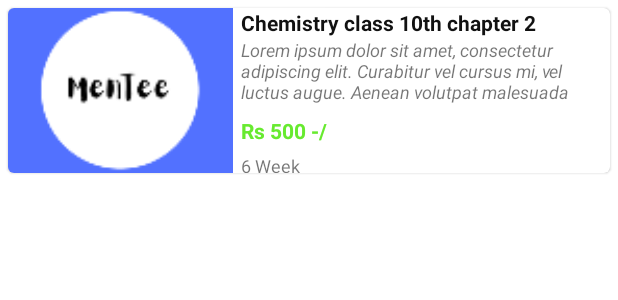
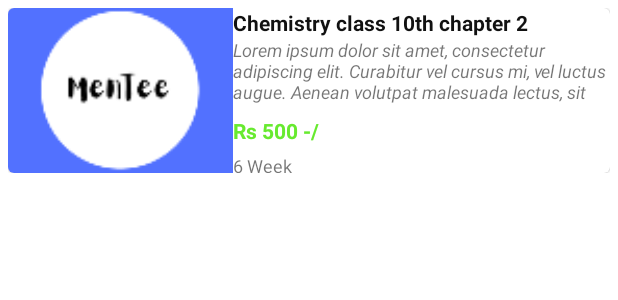
Before and after one commit to Shukla007/abhitech, an Android app: the layout recycleview_layout.xml on its own in the app's theme, with its tools: preview values and no code run, on a phone screen of 412 x 824 dp. Shown: the top 300 px of the screen. Run offline under Robolectric (Android 15) with nearby library versions, the phone set to English and light mode, and no system bars.

```diff
--- a/app/src/main/res/layout/recycleview_layout.xml
+++ b/app/src/main/res/layout/recycleview_layout.xml
@@ -1,72 +1,74 @@
 <?xml version="1.0" encoding="utf-8"?>
 <RelativeLayout xmlns:android="http://schemas.android.com/apk/res/android"
+    xmlns:app="http://schemas.android.com/apk/res-auto"
     android:layout_width="wrap_content"
     android:layout_height="wrap_content"
-    xmlns:app="http://schemas.android.com/apk/res-auto">
+    android:layout_margin="5dp">
 
     <com.google.android.material.card.MaterialCardView
         android:layout_width="match_parent"
-        app:cardCornerRadius="4dp"
-        android:layout_margin="5dp"
-        android:layout_height="110dp">
+        android:layout_height="110dp"
+        app:cardCornerRadius="4dp">
+
         <LinearLayout
             android:layout_width="match_parent"
             android:layout_height="match_parent">
+
             <ImageView
                 android:id="@+id/course_thumb"
+                android:layout_width="150dp"
+                android:layout_height="match_parent"
                 android:scaleType="centerCrop"
-            android:src="@mipmap/ic_launcher"
-            android:layout_width="150dp"
-            android:layout_height="match_parent"/>
+                android:src="@mipmap/ic_launcher" />
 
             <LinearLayout
                 android:layout_width="match_parent"
-            android:orientation="vertical"
-            android:layout_marginLeft="5dp"
-            android:layout_height="match_parent">
+                android:layout_height="match_parent"
+
+                android:orientation="vertical">
 
                 <TextView
                     android:id="@+id/courseTitle"
                     android:layout_width="wrap_content"
                     android:layout_height="wrap_content"
+                    android:text="Chemistry class 10th chapter 2"
+                    android:textColor="#111"
                     android:textSize="14dp"
-                android:textStyle="bold"
-                android:textColor="#111"
-                android:text="Chemistry class 10th chapter 2"/>
+                    android:textStyle="bold" />
 
                 <TextView
                     android:id="@+id/batchDis"
                     android:layout_width="wrap_content"
                     android:layout_height="wrap_content"
+                    android:maxLines="3"
+                    android:text="@string/dis"
                     android:textSize="12dp"
-                android:textStyle="italic"
-                android:maxLines="3"
-                android:text="@string/dis"/>
+                    android:textStyle="italic" />
 
                 <TextView
                     android:id="@+id/coursePrice"
                     android:layout_width="wrap_content"
                     android:layout_height="wrap_content"
+                    android:layout_marginTop="8dp"
+                    android:text="Rs 500 -/"
                     android:textColor="#67EA2F"
-                android:textStyle="bold"
-                android:layout_marginTop="8dp"
-                android:text="Rs 500 -/"/>
+                    android:textStyle="bold" />
 
                 <TextView
                     android:id="@+id/courseDur"
                     android:layout_width="wrap_content"
                     android:layout_height="wrap_content"
-                android:textSize="12dp"
                     android:layout_marginTop="5dp"
-                android:text="6 Week"/>
+                    android:text="6 Week"
+                    android:textSize="12dp" />
 
                 <TextView
                     android:id="@+id/courseIns"
                     android:layout_width="wrap_content"
                     android:layout_height="wrap_content"
-                android:textColor="#316FDA"
                     android:layout_marginTop="5dp"
-                android:text="Manish kumar"/>
+                    android:text="Manish kumar"
+                    android:textColor="#316FDA" />
 
 
             </LinearLayout>
```
Lines whose indentation alone changed are shown as unchanged.
